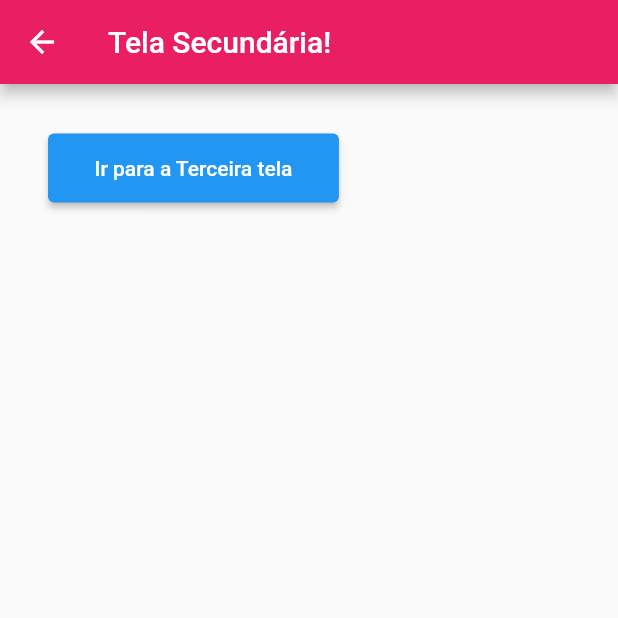
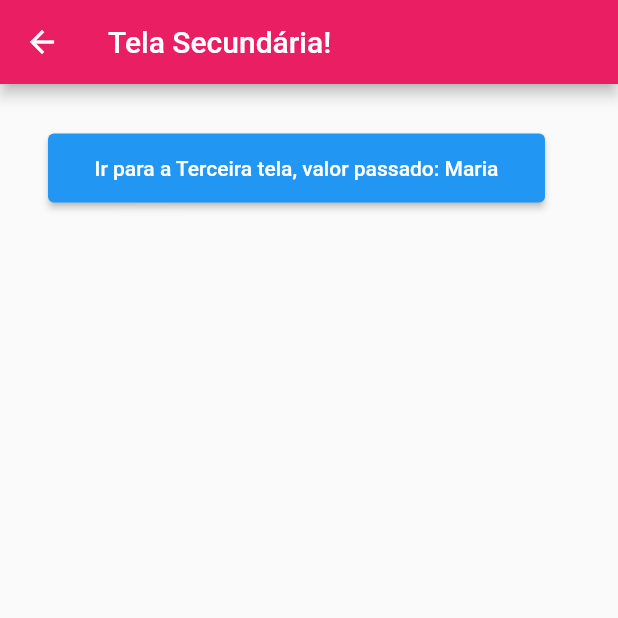
Before and after one commit to Lukerabr/Teste_Navegacao, a Flutter app: the screen it shows after launch, after a tap on "Ir para a segunda tela", on a phone screen of 412 x 824 dp, the top half of it. Run offline on Flutter 3.47's test engine with Material 2 defaults, Android fonts, the phone set to English and light mode, and no system bars.

Commit message:
Passando parâmetro para outra tela.

```diff
--- a/lib/TelaPrincipal.dart
+++ b/lib/TelaPrincipal.dart
@@ -4,7 +4,8 @@ import 'package:navegacao/TelaSecundaria.dart';
 
 
 class TelaPrincipal extends StatefulWidget {
-  const TelaPrincipal({Key? key}) : super(key: key);
+
+
 
   @override
   _TelaPrincipalState createState() => _TelaPrincipalState();
@@ -26,7 +27,7 @@ class _TelaPrincipalState extends State<TelaPrincipal> {
               onPressed: (){
                 Navigator.push(
                     context,
-                    MaterialPageRoute(builder: (context)=>TelaSecundaria())
+                    MaterialPageRoute(builder: (context)=>TelaSecundaria(valor: "Maria"))
                 );
               },
               child: Padding(
--- a/lib/TelaSecundaria.dart
+++ b/lib/TelaSecundaria.dart
@@ -2,7 +2,11 @@ import 'package:flutter/material.dart';
 import 'package:navegacao/TerceiraTela.dart';
 
 class TelaSecundaria extends StatefulWidget {
-  const TelaSecundaria({Key? key}) : super(key: key);
+
+  String ?valor;
+
+  TelaSecundaria({this.valor});
+
 
   @override
   _TelaSecundariaState createState() => _TelaSecundariaState();
@@ -29,7 +33,7 @@ class _TelaSecundariaState extends State<TelaSecundaria> {
               },
               child: Padding(
                 padding: EdgeInsets.all(15),
-                child: Text("Ir para a Terceira tela"),
+                child: Text("Ir para a Terceira tela, valor passado: ${widget.valor}"),
               ),
             )
           ],
--- a/lib/main.dart
+++ b/lib/main.dart
@@ -3,6 +3,7 @@ import 'TelaPrincipal.dart';
 
 void main() {
   runApp(MaterialApp(
+    debugShowCheckedModeBanner: false,
     home: TelaPrincipal(),
   ));
 }
```
